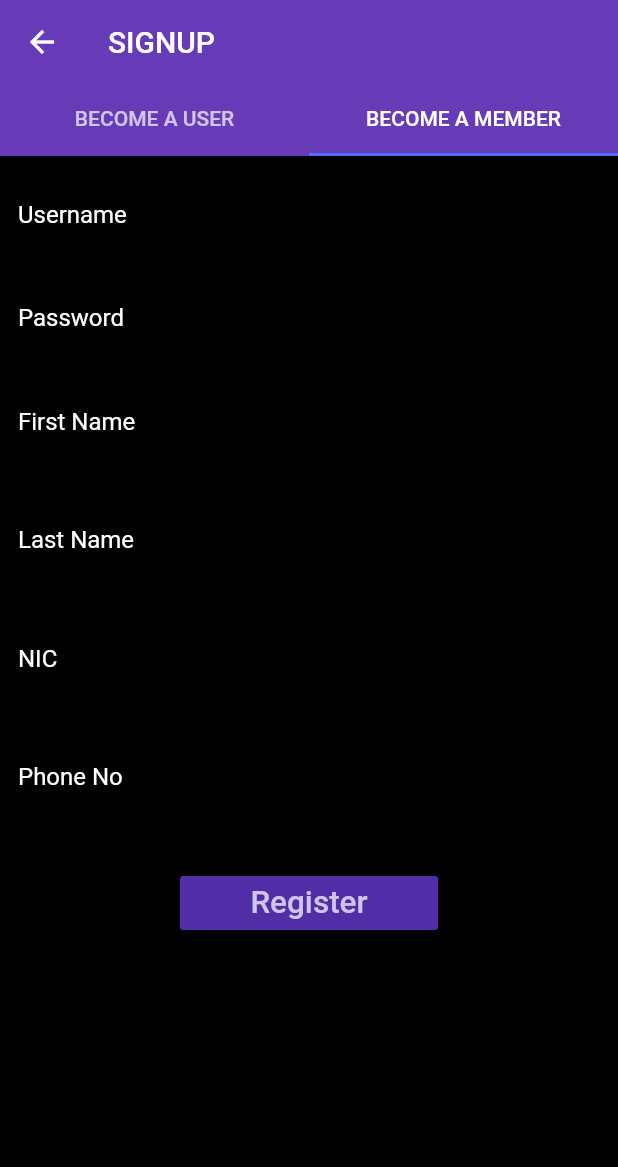
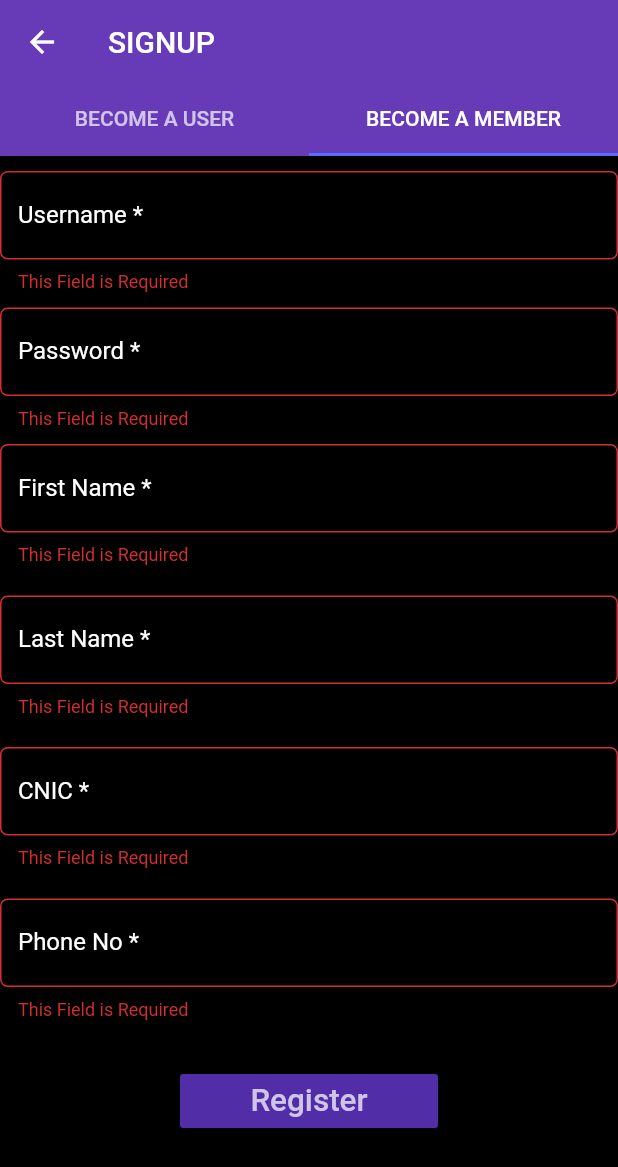
Before and after one commit to Usman12040/shadihal, a Flutter app: the Signup screen opened directly, tab 2 chosen, after a tap on "Register", on a phone screen of 412 x 824 dp. Shown: the top 1167 px of the screen. Run offline on Flutter 3.47's test engine with Material 2 defaults, Android fonts, the phone set to English and light mode, and no system bars; our stand-ins replace get, sqflite; accounts and stored records are empty.

Commit message:
login/signup

```diff
--- a/lib/screens/Signup.dart
+++ b/lib/screens/Signup.dart
@@ -21,9 +21,13 @@ class SignupState extends State<Signup>{
   TextEditingController olnameController = TextEditingController();
   TextEditingController NICController = TextEditingController();
   TextEditingController ophonenoController = TextEditingController();
+  final _formKey = GlobalKey<FormState>();
+
   @override
   Widget build(BuildContext context) {
-    return DefaultTabController(
+    return Form(
+        key: _formKey,
+        child: DefaultTabController(
         length: 2,
         child:Scaffold(
             backgroundColor: Colors.black,
@@ -49,10 +53,11 @@ class SignupState extends State<Signup>{
                       Padding(
                           padding: EdgeInsets.only(top: 10.0,bottom:10.0),
 
-                          child: TextField(
+                          child: TextFormField(
+                            style: TextStyle(color: Colors.white),
                             controller: usernameController,
                             decoration: InputDecoration(
-                                labelText: 'Username',
+                                labelText: 'Username *',
                                 hintText: 'Enter a unique Username',
                                 hintStyle: TextStyle(color: Colors.grey),
                                 labelStyle: TextStyle(color: Colors.white),
@@ -64,14 +69,21 @@ class SignupState extends State<Signup>{
                             onChanged: (text){
                               debugPrint('$usernameController');
                             },
+                            validator: (value) {
+                              if (value.isEmpty) {
+                                return 'This Field is Required ';
+                              }
+                              return null;
+                            },
 
 
                           )),
                       //password
-                      TextField(
+                      TextFormField(
+                        style: TextStyle(color: Colors.white),
                         controller: userpasswordController,
                         decoration: InputDecoration(
-                            labelText: 'Password',
+                            labelText: 'Password *',
                             hintText: 'Enter 8-digit Password',
                             hintStyle: TextStyle(color: Colors.grey),
                             labelStyle: TextStyle(color: Colors.white),
@@ -84,14 +96,21 @@ class SignupState extends State<Signup>{
                         onChanged: (text){
                           //debugPrint('$text');
                         },
+                        validator: (value) {
+                          if (value.isEmpty) {
+                            return 'This Field is Required ';
+                          }
+                          return null;
+                        },
                       ),
                       Padding(
                           padding: EdgeInsets.only(top: 10.0,bottom:10.0),
 
-                          child: TextField(
+                          child: TextFormField(
+                            style: TextStyle(color: Colors.white),
                             controller: fnameController,
                             decoration: InputDecoration(
-                                labelText: 'First Name',
+                                labelText: 'First Name *',
                                 hintText: 'Enter your First name',
                                 hintStyle: TextStyle(color: Colors.grey),
                                 labelStyle: TextStyle(color: Colors.white),
@@ -103,16 +122,23 @@ class SignupState extends State<Signup>{
                             onChanged: (text){
                               debugPrint('$fnameController');
                             },
+                            validator: (value) {
+                              if (value.isEmpty) {
+                                return 'This Field is Required ';
+                              }
+                              return null;
+                            },
 
 
                           )),
                       Padding(
                           padding: EdgeInsets.only(top: 10.0,bottom:10.0),
 
-                          child: TextField(
+                          child: TextFormField(
+                            style: TextStyle(color: Colors.white),
                             controller: lnameController,
                             decoration: InputDecoration(
-                                labelText: 'Last Name',
+                                labelText: 'Last Name *',
                                 hintText: 'Enter a Last Name',
                                 hintStyle: TextStyle(color: Colors.grey),
                                 labelStyle: TextStyle(color: Colors.white),
@@ -124,13 +150,21 @@ class SignupState extends State<Signup>{
                             onChanged: (text){
                               debugPrint('$lnameController');
                             },
+                            validator: (value) {
+                              if (value.isEmpty) {
+                                return 'This Field is Required ';
+                              }
+                              return null;
+                            },
 
 
                           )),
                       Padding(
                           padding: EdgeInsets.only(top: 10.0,bottom:10.0),
 
-                          child: TextField(
+                          child: TextFormField(
+                            keyboardType: TextInputType.number,
+                            style: TextStyle(color: Colors.white),
                             controller: phonenoController,
                             decoration: InputDecoration(
                                 labelText: 'Phone No',
@@ -150,20 +184,25 @@ class SignupState extends State<Signup>{
                           )),
                       Padding(
                           padding: EdgeInsets.only(top:20.0,left: 120.00,right: 120.00),
-                          child: RaisedButton(
+                          child: Builder(
+                              builder:(context)=> RaisedButton(
                                 color: Theme.of(context).primaryColorDark,
                                 textColor: Theme.of(context).primaryColorLight,
+
                                 child: Text(
                                   'Register',
                                   textScaleFactor: 1.5,
                                 ),
+
                                 onPressed: () {
-
+                                  if(_formKey.currentState.validate()) {
+                                    // If the form is valid, display a Snackbar.
+                                    Scaffold.of(context).showSnackBar(SnackBar(content: Text('please wait')));
+                                  }
                                 },
 
 
-
-                          ))
+                              )))
 
 
                     ],
@@ -174,10 +213,11 @@ class SignupState extends State<Signup>{
                       //username
                       Padding(
                           padding: EdgeInsets.only(top: 10.0,bottom: 10.0),
-                          child: TextField(
+                          child: TextFormField(
+                            style: TextStyle(color: Colors.white),
                             controller: ownernameController,
                             decoration: InputDecoration(
-                                labelText: 'Username',
+                                labelText: 'Username *',
                                 labelStyle: TextStyle(color: Colors.white),
                                 hintText: 'Enter a unique Username',
                                 hintStyle: TextStyle(color: Colors.grey),
@@ -189,14 +229,21 @@ class SignupState extends State<Signup>{
                             onChanged: (text){
                               debugPrint('$ownernameController');
                             },
+                            validator: (value) {
+                              if (value.isEmpty) {
+                                return 'This Field is Required ';
+                              }
+                              return null;
+                            },
 
 
                           )),
                       //password
-                      TextField(
+                      TextFormField(
+                        style: TextStyle(color: Colors.white),
                         controller: ownerpasswordController,
                         decoration: InputDecoration(
-                            labelText: 'Password',
+                            labelText: 'Password *',
                             labelStyle: TextStyle(color: Colors.white),
                             hintText: 'Enter a 8-digit Password',
                             hintStyle: TextStyle(color: Colors.grey),
@@ -208,14 +255,21 @@ class SignupState extends State<Signup>{
                         onChanged: (text){
                           //debugPrint('$text');
                         },
+                        validator: (value) {
+                          if (value.isEmpty) {
+                            return 'This Field is Required ';
+                          }
+                          return null;
+                        },
                       ),
                       Padding(
                           padding: EdgeInsets.only(top: 10.0,bottom:10.0),
 
-                          child: TextField(
+                          child: TextFormField(
+                            style: TextStyle(color: Colors.white),
                             controller: ofnameController,
                             decoration: InputDecoration(
-                                labelText: 'First Name',
+                                labelText: 'First Name *',
                                 hintText: 'Enter your First name',
                                 hintStyle: TextStyle(color: Colors.grey),
                                 labelStyle: TextStyle(color: Colors.white),
@@ -227,16 +281,23 @@ class SignupState extends State<Signup>{
                             onChanged: (text){
                               debugPrint('$ofnameController');
                             },
+                            validator: (value) {
+                              if (value.isEmpty) {
+                                return 'This Field is Required ';
+                              }
+                              return null;
+                            },
 
 
                           )),
                       Padding(
                           padding: EdgeInsets.only(top: 10.0,bottom:10.0),
 
-                          child: TextField(
+                          child: TextFormField(
+                            style: TextStyle(color: Colors.white),
                             controller: olnameController,
                             decoration: InputDecoration(
-                                labelText: 'Last Name',
+                                labelText: 'Last Name *',
                                 hintText: 'Enter a Last Name',
                                 hintStyle: TextStyle(color: Colors.grey),
                                 labelStyle: TextStyle(color: Colors.white),
@@ -248,17 +309,25 @@ class SignupState extends State<Signup>{
                             onChanged: (text){
                               debugPrint('$olnameController');
                             },
+                            validator: (value) {
+                              if (value.isEmpty) {
+                                return 'This Field is Required ';
+                              }
+                              return null;
+                            },
 
 
                           )),
                       Padding(
                           padding: EdgeInsets.only(top: 10.0,bottom:10.0),
 
-                          child: TextField(
+                          child: TextFormField(
+                            keyboardType: TextInputType.number,
+                            style: TextStyle(color: Colors.white),
                             controller: NICController,
                             decoration: InputDecoration(
-                                labelText: 'NIC',
-                                hintText: 'Enter Your NIC',
+                                labelText: 'CNIC *',
+                                hintText: 'Enter Your CNIC',
                                 hintStyle: TextStyle(color: Colors.grey),
                                 labelStyle: TextStyle(color: Colors.white),
                                 border: OutlineInputBorder(
@@ -269,16 +338,24 @@ class SignupState extends State<Signup>{
                             onChanged: (text){
                               debugPrint('$NICController');
                             },
+                            validator: (value) {
+                              if (value.isEmpty) {
+                                return 'This Field is Required ';
+                              }
+                              return null;
+                            },
 
 
                           )),
                       Padding(
                           padding: EdgeInsets.only(top: 10.0,bottom:10.0),
 
-                          child: TextField(
+                          child: TextFormField(
+                            keyboardType: TextInputType.number,
+                            style: TextStyle(color: Colors.white),
                             controller: ophonenoController,
                             decoration: InputDecoration(
-                                labelText: 'Phone No',
+                                labelText: 'Phone No *',
                                 hintText: 'Enter 11-Digit Phone Number',
                                 hintStyle: TextStyle(color: Colors.grey),
                                 labelStyle: TextStyle(color: Colors.white),
@@ -290,32 +367,38 @@ class SignupState extends State<Signup>{
                             onChanged: (text){
                               debugPrint('$ophonenoController');
                             },
+                            validator: (value) {
+                              if (value.isEmpty) {
+                                return 'This Field is Required ';
+                              }
+                              return null;
+                            },
 
 
                           )),
                       Padding(
                           padding: EdgeInsets.only(top:20.0,left: 120.00,right: 120.00),
-                          child: RaisedButton(
+                          child: Builder(
+                              builder:(context)=> RaisedButton(
                                 color: Theme.of(context).primaryColorDark,
                                 textColor: Theme.of(context).primaryColorLight,
+
                                 child: Text(
                                   'Register',
                                   textScaleFactor: 1.5,
                                 ),
+
                                 onPressed: () {
-                              if(ownernameController.text=='admin'){
-                                if(ownerpasswordController.text=='admin'){
-                                  debugPrint('correct username and password');
-                                }
-                              }
-                              else{
-                                debugPrint("incorrect");
+                                  if(_formKey.currentState.validate()) {
+                                    // If the form is valid, display a Snackbar.
+                                    Scaffold.of(context).showSnackBar(SnackBar(content: Text('please wait')));
                                   }
                                 },
 
 
+                              )))
 
-                          ))
+
 
 
                     ],
@@ -323,7 +406,7 @@ class SignupState extends State<Signup>{
 
 
                 ]
-                 )));
+                 ))));
   }
 
 
```
Also changed, not shown: lib/screens/LoginScreen.dart (+56 -30 lines). Lines whose indentation alone changed are shown as unchanged.
